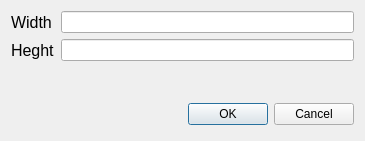
Old version of the form Snail/BoardSizeDlg.ui in the repository sergshloyda/snail.
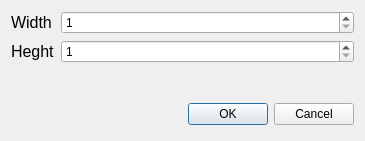
New version of the form.

Commit message: BoardSizeDlg drawGridLegend

The edit to the form file:
```diff
--- a/Snail/BoardSizeDlg.ui
+++ b/Snail/BoardSizeDlg.ui
@@ -46,10 +46,24 @@
       </widget>
      </item>
      <item row="0" column="1">
-      <widget class="QLineEdit" name="lineEditWidth"/>
+      <widget class="QSpinBox" name="spinBoxWidth">
+       <property name="minimum">
+        <number>1</number>
+       </property>
+       <property name="maximum">
+        <number>10000</number>
+       </property>
+      </widget>
      </item>
      <item row="1" column="1">
-      <widget class="QLineEdit" name="lineEditHeight"/>
+      <widget class="QSpinBox" name="spinBoxHeight">
+       <property name="minimum">
+        <number>1</number>
+       </property>
+       <property name="maximum">
+        <number>10000</number>
+       </property>
+      </widget>
      </item>
     </layout>
    </item>
```
The commit also changes 8 other files.
